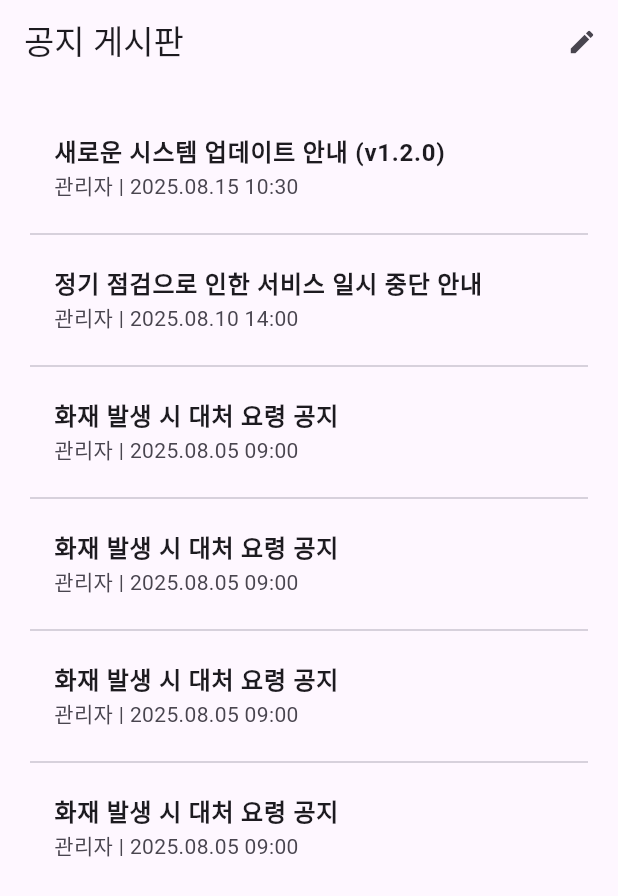
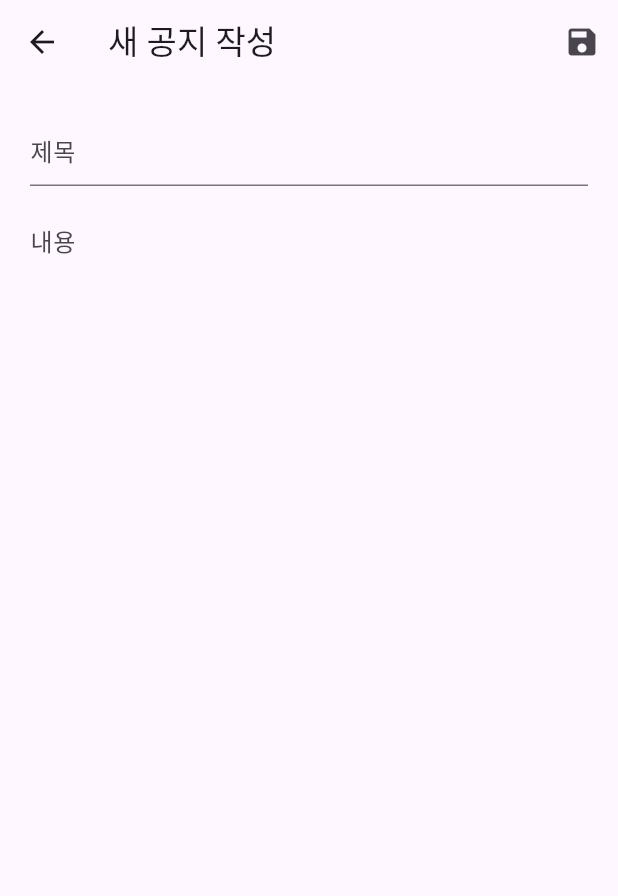
Before and after one commit to jonghun828/cabstone2025_firewatcher, a Flutter app: the NoticeBoardPage screen opened directly, after a tap on the "edit" icon, on a phone screen of 412 x 824 dp. Shown: the top 896 px of the screen. Run offline on Flutter 3.47's test engine with Material 3 defaults, Android fonts, the phone set to English and light mode, and no system bars; our stand-ins replace image_picker; accounts and stored records are empty.

Commit message:
feat: 게시글 작성 아이콘 수정 및 활성화, 게시글 작성 페이지 UI 추가

```diff
--- a/lib/pages/notice_board_page.dart
+++ b/lib/pages/notice_board_page.dart
@@ -1,26 +1,35 @@
+// lib/pages/notice_board_page.dart
+
 import 'package:flutter/material.dart';
-import 'package:intl/intl.dart';
+import 'package:intl/intl.dart'; // 날짜/시간 포맷팅을 위해 필요
 import '../models/notice.dart';
-import '../models/comment.dart';
-import 'notice_detail_page.dart';
+import '../models/comment.dart'; // Comment 모델은 Notice 모델에서 사용
+import 'notice_write_page.dart';
 
+import 'notice_detail_page.dart'; // 공지 상세 페이지
+
+/// 공지사항 게시판 목록을 표시하는 페이지.
+///
+/// 관리자일 경우 화면 오른쪽 하단에 새 공지를 작성할 수 있는 버튼이 고정되어 표시됩니다.
+/// 공지사항 목록을 표시하고, 각 공지 클릭 시 상세 페이지로 이동합니다.
 class NoticeBoardPage extends StatefulWidget {
-  const NoticeBoardPage({super.key});
+  const NoticeBoardPage({Key? key}) : super(key: key);
 
   @override
   State<NoticeBoardPage> createState() => _NoticeBoardPageState();
 }
 
 class _NoticeBoardPageState extends State<NoticeBoardPage> {
-  bool _isAdmin = true; // true: 관리자 false: 일반 관리자
+  // 임시 관리자 여부 플래그. 실제 앱에서는 사용자 인증 로직과 연동되어야 합니다.
+  final bool _isAdmin = true;
 
-  // 임시 공지사항 데이터
+  // 임시 공지사항 데이터. 실제 앱에서는 서버에서 데이터를 받아와야 합니다.
   List<Notice> _notices = [
     Notice(
       id: '1',
       title: '새로운 시스템 업데이트 안내 (v1.2.0)',
       content:
-          '산불 감지 시스템에 새로운 업데이트가 적용되었습니다.\n주요 변경 사항:\n- UI 개선\n- 버그 수정\n많은 이용 부탁드립니다.\n1\n2\n3\n4\n5\n6\n7\n1\n2\n3\n4\n5\n6\n7',
+          '산불 감지 시스템에 새로운 업데이트가 적용되었습니다.\n주요 변경 사항:\n- UI 개선\n- 버그 수정\n많은 이용 부탁드립니다.',
       author: '관리자',
       date: DateTime(2025, 8, 15, 10, 30),
       comments: [
@@ -45,7 +54,7 @@ class _NoticeBoardPageState extends State<NoticeBoardPage> {
           '더 나은 서비스 제공을 위해 정기 점검이 있을 예정입니다.\n일시: 2025년 8월 20일 03:00 ~ 05:00\n이용에 불편을 드려 죄송합니다.',
       author: '관리자',
       date: DateTime(2025, 8, 10, 14, 0),
-      comments: [],
+      comments: const [],
     ),
     Notice(
       id: '3',
@@ -64,39 +73,38 @@ class _NoticeBoardPageState extends State<NoticeBoardPage> {
       ],
     ),
     Notice(
-      id: '4',
-      title: '화재 발생 시 대처 요령 공지',
+      id: '1',
+      title: '새로운 시스템 업데이트 안내 (v1.2.0)',
       content:
-          '만약 화재가 발생했을 경우, 침착하게 다음 요령을 따르세요...\n1. 119 신고\n2. 초기 소화\n3. 대피',
+          '산불 감지 시스템에 새로운 업데이트가 적용되었습니다.\n주요 변경 사항:\n- UI 개선\n- 버그 수정\n많은 이용 부탁드립니다.',
       author: '관리자',
-      date: DateTime(2025, 8, 5, 9, 0),
+      date: DateTime(2025, 8, 15, 10, 30),
       comments: [
         Comment(
-          id: 'c3',
-          author: '사용자C',
-          content: '유용한 정보 감사합니다.',
-          date: DateTime(2025, 8, 6, 9, 30),
+          id: 'c1',
+          author: '사용자A',
+          content: '기대됩니다!',
+          date: DateTime(2025, 8, 15, 11, 0),
+        ),
+        Comment(
+          id: 'c2',
+          author: '사용자B',
+          content: '수고하셨습니다.',
+          date: DateTime(2025, 8, 15, 11, 10),
         ),
       ],
     ),
     Notice(
-      id: '5',
-      title: '화재 발생 시 대처 요령 공지',
+      id: '2',
+      title: '정기 점검으로 인한 서비스 일시 중단 안내',
       content:
-          '만약 화재가 발생했을 경우, 침착하게 다음 요령을 따르세요...\n1. 119 신고\n2. 초기 소화\n3. 대피',
+          '더 나은 서비스 제공을 위해 정기 점검이 있을 예정입니다.\n일시: 2025년 8월 20일 03:00 ~ 05:00\n이용에 불편을 드려 죄송합니다.',
       author: '관리자',
-      date: DateTime(2025, 8, 5, 9, 0),
-      comments: [
-        Comment(
-          id: 'c3',
-          author: '사용자C',
-          content: '유용한 정보 감사합니다.',
-          date: DateTime(2025, 8, 6, 9, 30),
-        ),
-      ],
+      date: DateTime(2025, 8, 10, 14, 0),
+      comments: const [],
     ),
     Notice(
-      id: '6',
+      id: '3',
       title: '화재 발생 시 대처 요령 공지',
       content:
           '만약 화재가 발생했을 경우, 침착하게 다음 요령을 따르세요...\n1. 119 신고\n2. 초기 소화\n3. 대피',
@@ -118,25 +126,18 @@ class _NoticeBoardPageState extends State<NoticeBoardPage> {
     return Scaffold(
       appBar: AppBar(
         title: const Text('공지 게시판'),
-        automaticallyImplyLeading:
-            false,
-        actions: [
-          if (_isAdmin)
-            IconButton(
-              icon: const Icon(Icons.edit, size: 20.0),
-              onPressed: () {
-                print('새 공지 작성 버튼 클릭됨');
-                // TODO: 새 공지 작성 페이지로 이동
-              },
-            ),
-        ],
+        // BottomNavigationBar를 통해 접근되므로 뒤로가기 버튼 숨김.
+        automaticallyImplyLeading: false,
+        actions: const [], // <--- '새 공지 작성' 아이콘 버튼을 제거했습니다. (actions: [])
       ),
       body: ListView.separated(
-        padding: const EdgeInsets.all(20.0),
+        // 공지사항 목록을 스크롤 가능한 리스트로 표시.
+        padding: const EdgeInsets.all(16.0), // 리스트 전체 패딩.
         itemCount: _notices.length,
         itemBuilder: (context, index) {
           final notice = _notices[index];
           return ListTile(
+            // 각 공지 항목을 ListTile로 표시.
             title: Text(
               notice.title,
               style: const TextStyle(fontWeight: FontWeight.bold),
@@ -145,6 +146,7 @@ class _NoticeBoardPageState extends State<NoticeBoardPage> {
               '${notice.author} | ${DateFormat('yyyy.MM.dd HH:mm').format(notice.date)}',
             ),
             onTap: () async {
+              // 공지 클릭 시 상세 페이지로 이동.
               print('공지사항 "${notice.title}" 클릭됨');
               final updatedNotice = await Navigator.push(
                 context,
@@ -153,7 +155,6 @@ class _NoticeBoardPageState extends State<NoticeBoardPage> {
                 ),
               );
 
-              // 상세 페이지에서 Notice 객체가 업데이트되었다면, 현재 목록 업데이트
               if (updatedNotice != null && updatedNotice is Notice) {
                 setState(() {
                   _notices[index] = updatedNotice;
@@ -162,8 +163,34 @@ class _NoticeBoardPageState extends State<NoticeBoardPage> {
             },
           );
         },
-        separatorBuilder: (context, index) => const Divider(),
+        separatorBuilder: (context, index) =>
+            const Divider(), // 각 공지 항목 사이에 구분선.
       ),
+      // FloatingActionButton (새 공지 작성 버튼)을 Scaffold의 bottomRight에 고정.
+      floatingActionButton:
+          _isAdmin // 관리자일 경우에만 FAB를 표시합니다.
+          ? FloatingActionButton(
+              onPressed: () async {
+                print('새 공지 작성 FAB 클릭됨');
+                final newNotice = await Navigator.push( // <--- NoticeWritePage로 이동
+                  context,
+                  MaterialPageRoute(
+                    builder: (context) => const NoticeWritePage(),
+                  ),
+                );
+
+                if (newNotice != null && newNotice is Notice) {
+                  setState(() {
+                    _notices.insert(0, newNotice); // 새로 작성된 공지를 리스트 맨 앞에 추가
+                    _notices.sort((a, b) => b.date.compareTo(a.date)); // 날짜 기준으로 다시 정렬 (최신순)
+                  });
+                }
+              },
+              child: const Icon(Icons.edit), // 아이콘
+            )
+          : null, // 관리자가 아니면 FAB를 표시하지 않음.
+      floatingActionButtonLocation:
+          FloatingActionButtonLocation.endFloat, // <--- 기본값이지만 명시적으로 지정
     );
   }
 }
--- /dev/null
+++ b/lib/pages/notice_write_page.dart
@@ -0,0 +1,126 @@
+// lib/pages/notice_write_page.dart
+
+import 'package:flutter/material.dart';
+import '../models/notice.dart'; // Notice 모델 import
+
+/// 새로운 공지사항을 작성하는 페이지.
+///
+/// 관리자 권한을 가진 사용자가 제목과 내용을 입력하여 공지사항을 생성할 수 있습니다.
+class NoticeWritePage extends StatefulWidget {
+  const NoticeWritePage({super.key});
+
+  @override
+  State<NoticeWritePage> createState() => _NoticeWritePageState();
+}
+
+class _NoticeWritePageState extends State<NoticeWritePage> {
+  final _formKey = GlobalKey<FormState>(); // 폼 유효성 검사를 위한 Key
+  final TextEditingController _titleController =
+      TextEditingController(); // 제목 입력 컨트롤러
+  final TextEditingController _contentController =
+      TextEditingController(); // 내용 입력 컨트롤러
+
+  // TODO: 실제 앱에서는 로그인된 사용자 정보를 기반으로 작성자를 설정해야 합니다.
+  final String _author = '관리자'; // 임시 작성자
+
+  @override
+  void dispose() {
+    // 위젯이 제거될 때 컨트롤러를 해제하여 리소스 누수를 방지합니다.
+    _titleController.dispose();
+    _contentController.dispose();
+    super.dispose();
+  }
+
+  /// 새로운 공지사항을 생성하고 이전 페이지로 전달합니다.
+  void _saveNotice() {
+    if (_formKey.currentState!.validate()) {
+      // 폼 유효성 검사
+      final newNotice = Notice(
+        id: DateTime.now().millisecondsSinceEpoch.toString(),
+        // 임시 ID (실제로는 서버에서 부여)
+        title: _titleController.text,
+        // 입력된 제목
+        content: _contentController.text,
+        // 입력된 내용
+        author: _author,
+        // 설정된 작성자
+        date: DateTime.now(), // 현재 작성 시간
+      );
+
+      // 이전 페이지(NoticeBoardPage)로 새로 생성된 공지사항 객체를 반환합니다.
+      Navigator.pop(context, newNotice);
+      ScaffoldMessenger.of(context).showSnackBar(
+        // 저장 성공 메시지
+        const SnackBar(content: Text('새로운 공지사항이 등록되었습니다.')),
+      );
+    }
+  }
+
+  @override
+  Widget build(BuildContext context) {
+    return Scaffold(
+      appBar: AppBar(
+        title: const Text('새 공지 작성'),
+        actions: [
+          IconButton(
+            icon: const Icon(Icons.save), // 저장 아이콘
+            onPressed: _saveNotice, // 저장 버튼 클릭 시 _saveNotice 함수 호출
+          ),
+        ],
+      ),
+      body: Padding(
+        // <--- SingleChildScrollView 제거하고 Padding을 body에 직접 할당
+        padding: const EdgeInsets.all(20.0), // 통일된 수평 패딩 20.0
+        child: Form(
+          key: _formKey, // 폼 키 연결
+          child: Column(
+            // <--- Column의 부모는 이제 Bounded Constraint를 가짐 (Scaffold Body)
+            crossAxisAlignment: CrossAxisAlignment.start,
+            children: [
+              // 제목 입력 필드
+              TextFormField(
+                controller: _titleController,
+                decoration: const InputDecoration(
+                  hintText: '제목', // 구체적인 힌트 텍스트
+                  border: UnderlineInputBorder(), // OutlineInputBorder 유지
+                ),
+                validator: (value) {
+                  if (value == null || value.isEmpty) {
+                    return '제목을 입력해주세요.';
+                  }
+                  return null;
+                },
+              ),
+              const SizedBox(height: 16), // 제목과 내용 필드 사이 간격
+              // 내용 입력 필드 (Expanded로 감싸 남은 공간을 채우고 자체 스크롤 가능하게 함)
+              Expanded(
+                // <--- Expanded 위젯이 이제 정상적으로 동작할 수 있습니다.
+                child: TextFormField(
+                  controller: _contentController,
+                  maxLines: null,
+                  // 무제한 라인 허용
+                  expands: true,
+                  // 부모 Expanded가 제공하는 모든 공간을 채우도록 함
+                  keyboardType: TextInputType.multiline,
+                  // 멀티라인 키보드 활성화
+                  textAlignVertical: TextAlignVertical.top,
+                  // 텍스트를 상단에 정렬
+                  decoration: const InputDecoration(
+                    hintText: '내용', // 구체적인 힌트 텍스트
+                    border: InputBorder.none, // OutlineInputBorder 유지
+                  ),
+                  validator: (value) {
+                    if (value == null || value.isEmpty) {
+                      return '내용을 입력해주세요.';
+                    }
+                    return null;
+                  },
+                ),
+              ),
+            ],
+          ),
+        ),
+      ),
+    );
+  }
+}
```
